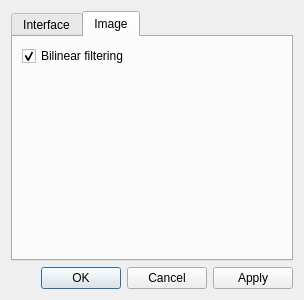
Old version of the form src/qvoptionsdialog.ui in the repository jurplel/qView.
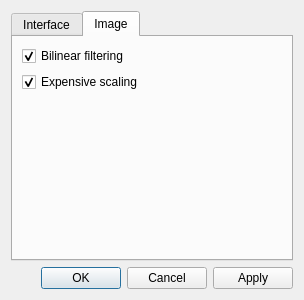
New version of the form.

Commit message: part of new scaling in place and added option for it

Diff of the .ui file:
```diff
--- a/src/qvoptionsdialog.ui
+++ b/src/qvoptionsdialog.ui
@@ -120,6 +120,16 @@
          </property>
         </widget>
        </item>
+       <item row="1" column="0">
+        <widget class="QCheckBox" name="scalingCheckbox">
+         <property name="text">
+          <string>Expensive scaling</string>
+         </property>
+         <property name="checked">
+          <bool>true</bool>
+         </property>
+        </widget>
+       </item>
       </layout>
      </widget>
     </widget>
```
The commit also changes 5 other files.
